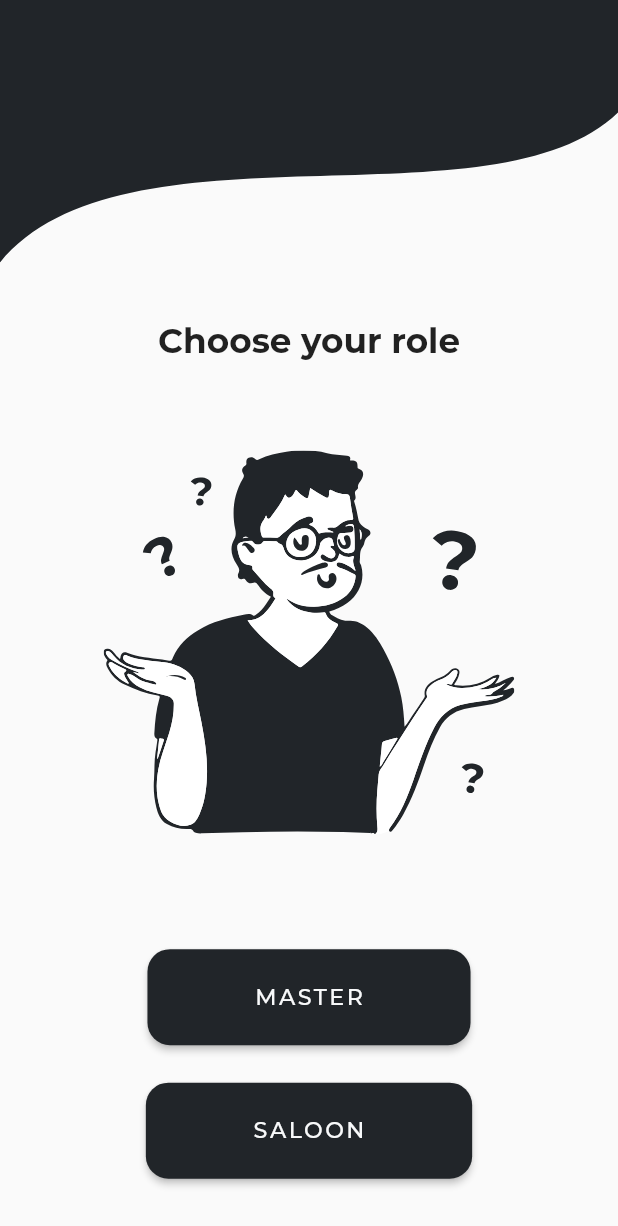
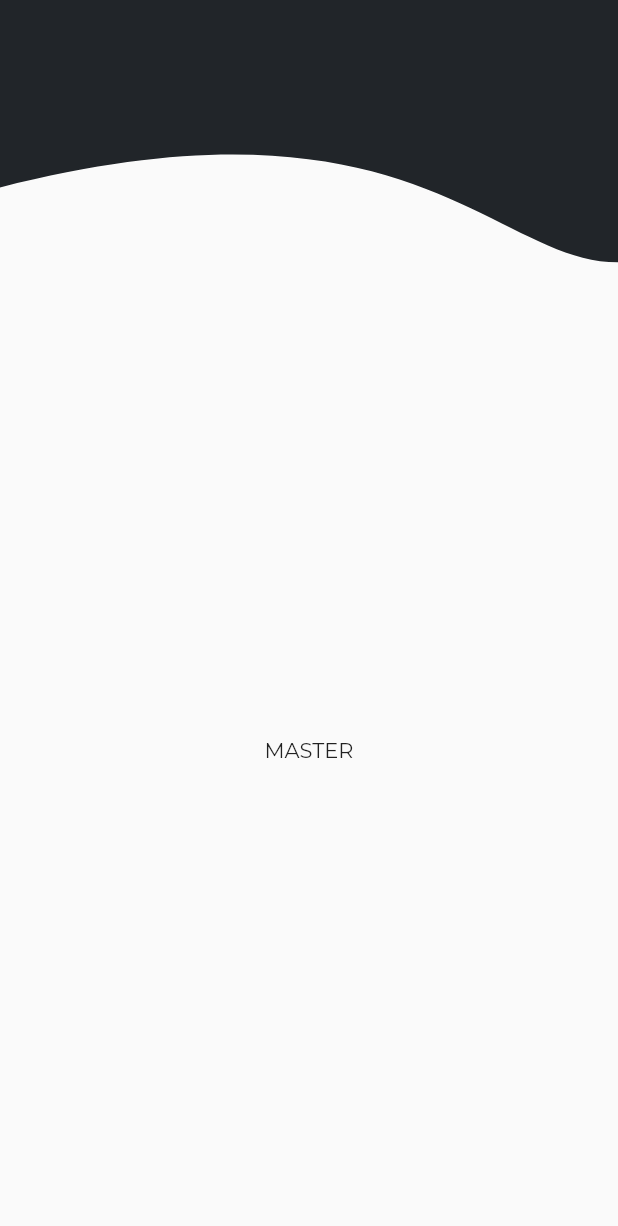
Before and after one commit to Mukhammad1999/show_upp_master, a Flutter app: the screen it shows after launch, after a tap on "MASTER", on a phone screen of 412 x 824 dp. Shown: the top 1226 px of the screen. Run offline on Flutter 3.47's test engine with Material 2 defaults, Android fonts, the phone set to English and light mode, and no system bars; our stand-ins replace bloc, easy_localization, flutter_modular, flutter_svg; project files that could hold a hidden picture were left out.

Commit message:
bug: appbar doesnot show the back button

```diff
--- a/master_app/analysis_options.yaml
+++ b/master_app/analysis_options.yaml
@@ -2,3 +2,4 @@ include: package:very_good_analysis/analysis_options.3.0.1.yaml
 linter:
   rules:
     public_member_api_docs: false
+    sort_pub_dependencies: false
--- a/master_app/lib/app/navigation/navigation_module.dart
+++ b/master_app/lib/app/navigation/navigation_module.dart
@@ -1,5 +1,7 @@
 import 'package:flutter_modular/flutter_modular.dart';
+import 'package:master_app/app/navigation/route_names.dart';
 import 'package:master_app/app/ui/presentation/pages/choose_role_page.dart';
+import 'package:master_app/features/auth/presentation/pages/master_app_form.dart';
 
 class NavigationModule extends Module {
   @override
@@ -9,8 +11,15 @@ class NavigationModule extends Module {
   List<ModularRoute> get routes => [
         //configuration for choosing the role before registration.
         ChildRoute<ChooseRolePage>(
-          '/',
+          RouteName.chooseRolePage,
           child: (context, args) => const ChooseRolePage(),
+        ),
+
+        //page configuration for navigation to master form while auth
+
+        ChildRoute<MasterFormRegistration>(
+          RouteName.masterFormPage,
+          child: (context, args) => const MasterFormRegistration(),
         ),
       ];
 }
--- /dev/null
+++ b/master_app/lib/app/navigation/route_names.dart
@@ -0,0 +1,4 @@
+class RouteName {
+  static const String chooseRolePage = '/';
+  static const String masterFormPage = '/master_form_auth';
+}
--- a/master_app/lib/app/ui/presentation/pages/choose_role_page.dart
+++ b/master_app/lib/app/ui/presentation/pages/choose_role_page.dart
@@ -1,6 +1,8 @@
 import 'package:easy_localization/easy_localization.dart';
 import 'package:flutter/material.dart';
+import 'package:flutter_modular/flutter_modular.dart';
 import 'package:master_app/app/index/index.dart';
+import 'package:master_app/app/navigation/route_names.dart';
 import 'package:master_app/app/ui/widgets/cartoon_displayer.dart';
 import '../../widgets/buttons/buttons.dart';
 
@@ -35,7 +37,7 @@ class ChooseRolePage extends StatelessWidget {
             children: [
               AppTextButton(
                 title: 'master'.tr(),
-                onPressed: () {},
+                onPressed: () => Modular.to.pushNamed(RouteName.masterFormPage),
               ),
               const SizedBox(
                 height: 25,
--- /dev/null
+++ b/master_app/lib/features/auth/presentation/controller/master_form_bloc/bloc/master_form_event.dart
@@ -0,0 +1,4 @@
+part of 'master_form_bloc.dart';
+
+@immutable
+abstract class MasterFormEvent {}
--- /dev/null
+++ b/master_app/lib/features/auth/presentation/controller/master_form_bloc/bloc/master_form_state.dart
@@ -0,0 +1,6 @@
+part of 'master_form_bloc.dart';
+
+@immutable
+abstract class MasterFormState {}
+
+class MasterFormInitial extends MasterFormState {}
--- /dev/null
+++ b/master_app/lib/features/auth/presentation/pages/master_app_form.dart
@@ -0,0 +1,19 @@
+import 'package:flutter/material.dart';
+import 'package:master_app/app/index/index.dart';
+
+class MasterFormRegistration extends StatelessWidget {
+  const MasterFormRegistration({super.key});
+
+  @override
+  Widget build(BuildContext context) {
+    return Scaffold(
+      appBar: CurvedAppBar(
+        curvature: Curvature.rightToLeft,
+        backgroundColor: Theme.of(context).primaryColor,
+      ),
+      body: const Center(
+        child: Text("MASTER"),
+      ),
+    );
+  }
+}
--- a/master_app/lib/main_development.dart
+++ b/master_app/lib/main_development.dart
@@ -14,5 +14,7 @@ void main() async {
   WidgetsFlutterBinding.ensureInitialized();
   await EasyLocalization.ensureInitialized();
 
-  await bootstrap(() => const App());
+  await bootstrap(
+    () => const App(),
+  );
 }
--- a/master_app/pubspec.yaml
+++ b/master_app/pubspec.yaml
@@ -18,13 +18,19 @@ dependencies:
   flutter_modular: ^5.0.3
   easy_localization: ^3.0.1
   flutter_svg: ^1.1.1+1
+  freezed_annotation: ^2.1.0
+
+
 
 dev_dependencies:
   bloc_test: ^9.0.3
+  build_runner: ^2.2.0
   flutter_test:
     sdk: flutter
+  freezed: ^2.1.0+1
   mocktail: ^0.3.0
   very_good_analysis: ^3.0.1
+
 
 flutter:
   uses-material-design: true
```
Also changed, not shown: master_app/lib/app/view/app.dart (+0 -7 lines), master_app/lib/features/auth/presentation/controller/master_form_bloc/bloc/master_form_bloc.dart (added, +13 -0 lines), master_app/pubspec.lock.
